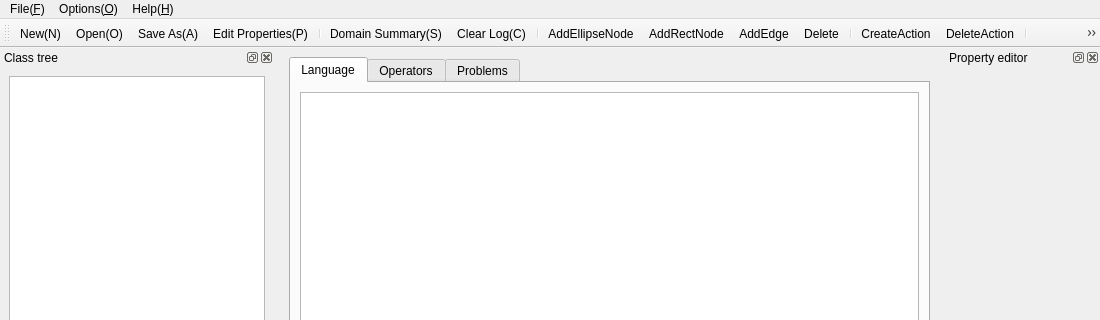
Old version of the form KAVI/forms/KAVIMainWindow.ui in the repository xuanjianwu/KAVI; both pictures show x 0 to 1100 and y 0 to 320 of the 1100 by 750 pixel window.
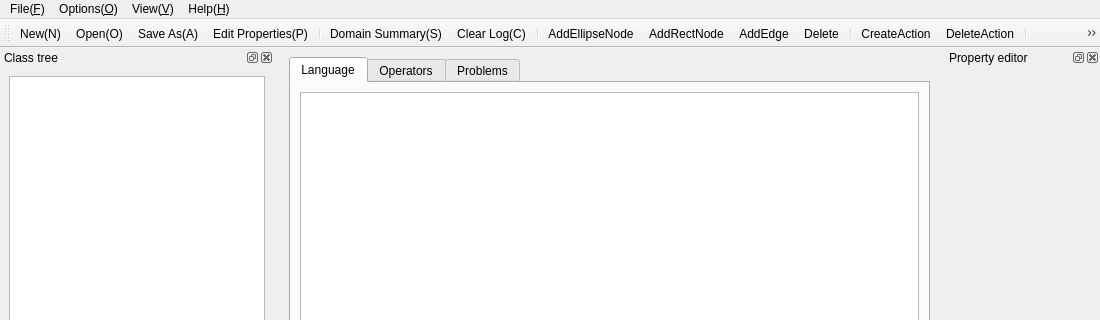
New version of the form. Icons and pictures are not drawn. Custom widgets are drawn as their Qt base class.

```diff
--- a/KAVI/forms/KAVIMainWindow.ui
+++ b/KAVI/forms/KAVIMainWindow.ui
@@ -193,8 +193,14 @@
     </property>
     <addaction name="actionAbout_A"/>
    </widget>
+   <widget class="QMenu" name="menuView_V">
+    <property name="title">
+     <string>View(&amp;V)</string>
+    </property>
+   </widget>
    <addaction name="menuFile_F"/>
    <addaction name="menuOptions_O"/>
+   <addaction name="menuView_V"/>
    <addaction name="menuHelp_H"/>
   </widget>
   <widget class="QDockWidget" name="classDock">
```
